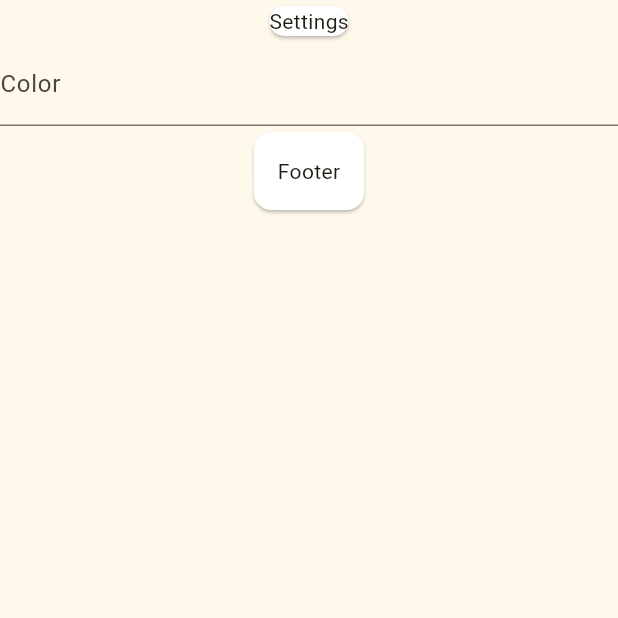
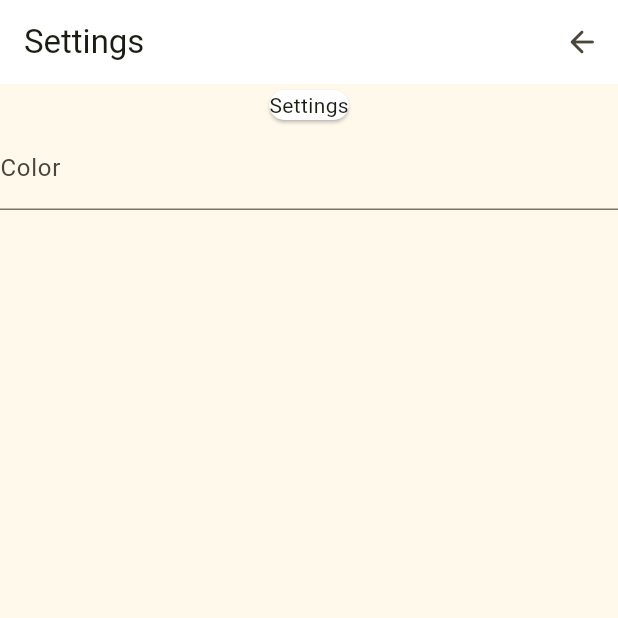
Before and after one commit to pellucidit/provider_shopper, a Flutter app: the Settings screen opened by its route, on a phone screen of 412 x 824 dp, the top half of it. Run offline on Flutter 3.47's test engine with Material 3 defaults, Android fonts, the phone set to English and light mode, and no system bars; our stand-ins replace flutter_riverpod, go_router, riverpod_annotation; missing offline and left inert: window_size; generated files the repository leaves out were written again.

Commit message:
Added navigation between pages

```diff
--- a/lib/common/footer.dart
+++ /dev/null
@@ -1,22 +0,0 @@
-import 'package:flutter/material.dart';
-import 'package:flutter_riverpod/flutter_riverpod.dart';
-import '../models/device.dart';
-
-class Footer extends ConsumerWidget {
-  const Footer({super.key});
-
-  @override
-  Widget build(BuildContext context, WidgetRef ref) {
-
-    Device device = ref.watch(deviceProvider.notifier);
-
-    return Card(
-      color: device.getThemeAsColor(),
-      child: const Padding(
-        padding: EdgeInsets.all(16),
-        child: Text('Footer'),
-      ),
-    );
-  }
-
-}
--- a/lib/main.dart
+++ b/lib/main.dart
@@ -21,7 +21,7 @@ void main() {
   runApp(ProviderScope(child: const MyApp()));
 }
 
-const double windowWidth = 400;
+const double windowWidth = 800;
 const double windowHeight = 800;
 
 void setupWindow() {
@@ -42,7 +42,7 @@ void setupWindow() {
 
 GoRouter router() {
   return GoRouter(
-    initialLocation: '/settings',
+    initialLocation: '/login',
     routes: [
       GoRoute(
         path: '/login',
--- a/lib/screens/cart.dart
+++ b/lib/screens/cart.dart
@@ -4,8 +4,8 @@
 
 import 'package:flutter/material.dart';
 import 'package:flutter_riverpod/flutter_riverpod.dart';
+import 'package:go_router/go_router.dart';
 import 'package:provider_shopper/provider.dart';
-import '../common/footer.dart';
 
 class MyCart extends StatelessWidget {
   const MyCart({super.key});
@@ -14,8 +14,11 @@ class MyCart extends StatelessWidget {
   Widget build(BuildContext context) {
     return Scaffold(
       appBar: AppBar(
-        title: Text('Cart', style: Theme.of(context).textTheme.displayLarge),
-        backgroundColor: Colors.white,
+        title: const Text('Cart'),
+        actions: [
+          IconButton(icon: const Icon(Icons.settings), onPressed: () {context.pushReplacement('/settings');}),
+          IconButton(icon: const Icon(Icons.store), onPressed: () {context.pushReplacement('/catalog');})
+        ],
       ),
       body: Container(
         color: Colors.yellow,
@@ -29,7 +32,6 @@ class MyCart extends StatelessWidget {
             ),
             const Divider(height: 4, color: Colors.black),
             _CartTotal(),
-            Footer(),
           ],
         ),
       ),
--- a/lib/screens/catalog.dart
+++ b/lib/screens/catalog.dart
@@ -7,7 +7,6 @@ import 'package:go_router/go_router.dart';
 import 'package:provider/provider.dart';
 import 'package:provider_shopper/models/cart.dart';
 import 'package:provider_shopper/models/catalog.dart';
-import '../common/footer.dart';
 
 
 class MyCatalog extends StatelessWidget {
@@ -16,6 +15,12 @@ class MyCatalog extends StatelessWidget {
   @override
   Widget build(BuildContext context) {
     return Scaffold(
+      appBar: AppBar(
+        title: const Text('Catalog'),
+        actions: [
+          IconButton(icon: const Icon(Icons.settings), onPressed: () {context.pushReplacement('/settings');})
+        ],
+      ),
       body: CustomScrollView(
         slivers: [
           _MyAppBar(),
@@ -24,7 +29,6 @@ class MyCatalog extends StatelessWidget {
             delegate: SliverChildBuilderDelegate(
                 (context, index) => _MyListItem(index)),
           ),
-          Footer(),
         ],
       ),
     );
--- a/lib/screens/login.dart
+++ b/lib/screens/login.dart
@@ -4,7 +4,6 @@
 
 import 'package:flutter/material.dart';
 import 'package:go_router/go_router.dart';
-import '../common/footer.dart';
 
 
 class MyLogin extends StatelessWidget {
@@ -13,6 +12,12 @@ class MyLogin extends StatelessWidget {
   @override
   Widget build(BuildContext context) {
     return Scaffold(
+      appBar: AppBar(
+        title: const Text('Login'),
+        actions: [
+          IconButton(icon: const Icon(Icons.settings), onPressed: () {context.pushReplacement('/settings');})
+        ],
+      ),
       body: Center(
         child: Container(
           padding: const EdgeInsets.all(80.0),
@@ -46,7 +51,6 @@ class MyLogin extends StatelessWidget {
                 ),
                 child: const Text('ENTER'),
               ),
-              Footer(),
             ],
           ),
         ),
--- a/lib/screens/settings.dart
+++ b/lib/screens/settings.dart
@@ -1,6 +1,7 @@
 import 'package:flutter/material.dart';
 import 'package:flutter_riverpod/flutter_riverpod.dart';
-import '../common/footer.dart';
+// import 'package:provider_shopper/main.dart';
+import 'package:go_router/go_router.dart';
 import '../models/device.dart';
 
 class Settings extends ConsumerWidget{
@@ -10,6 +11,17 @@ class Settings extends ConsumerWidget{
   Widget build(BuildContext context, WidgetRef ref) {
     ref.watch(deviceProvider);
     return Scaffold(
+      appBar: AppBar(
+        title: const Text('Settings'),
+        backgroundColor: ref.read(deviceProvider.notifier).getThemeAsColor(),
+        actions: [
+          IconButton(
+            icon: const Icon(Icons.arrow_back_rounded),
+            onPressed: () {
+              context.push('/login');
+            }
+        )],
+        ),
       body: Center(
         child: Column(
           children: [
@@ -27,7 +39,6 @@ class Settings extends ConsumerWidget{
                   ref.read(deviceProvider.notifier).setTheme(value);
                 },
             ),
-            Footer(),
           ],
         ),
       ),
```
